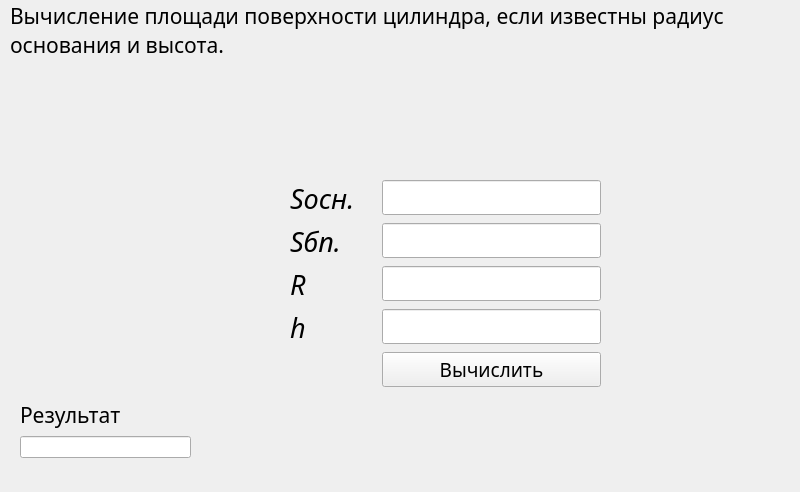
This is ui/ui_ui/surface_area_cylinder_base_r_h_Window.ui in Iwlj4s/Testing_Practical_work1 as Qt 5 draws it before an edit. The edited form follows.
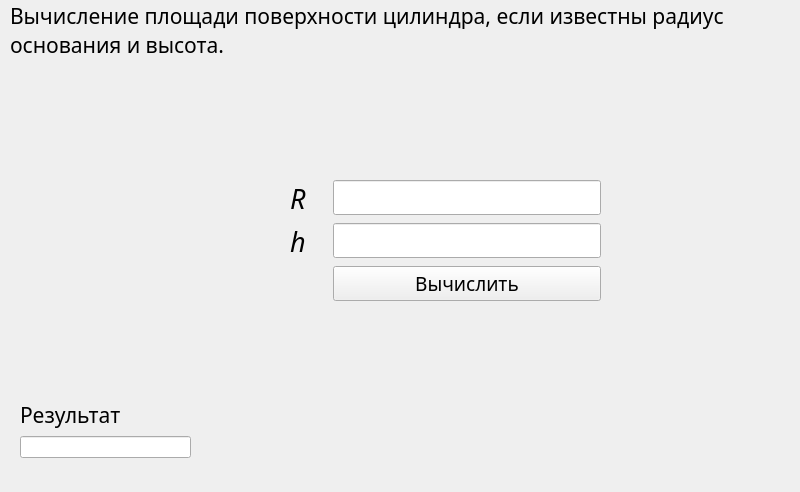
This is the edited form. Icons and pictures are not drawn.

```diff
--- a/ui/ui_ui/surface_area_cylinder_base_r_h_Window.ui
+++ b/ui/ui_ui/surface_area_cylinder_base_r_h_Window.ui
@@ -42,7 +42,7 @@
       <x>270</x>
       <y>160</y>
       <width>361</width>
-      <height>251</height>
+      <height>181</height>
      </rect>
     </property>
     <layout class="QFormLayout" name="input_frame">
@@ -58,65 +58,7 @@
      <property name="bottomMargin">
       <number>20</number>
      </property>
-     <item row="0" column="1">
-      <widget class="QLineEdit" name="Smain_input">
-       <property name="font">
-        <font>
-         <family>Source Code Pro</family>
-         <pointsize>14</pointsize>
-         <italic>false</italic>
-         <bold>false</bold>
-        </font>
-       </property>
-       <property name="text">
-        <string/>
-       </property>
-      </widget>
-     </item>
      <item row="0" column="0">
-      <widget class="QLabel" name="Smain_label">
-       <property name="font">
-        <font>
-         <family>Source Code Pro Medium</family>
-         <pointsize>20</pointsize>
-         <italic>true</italic>
-        </font>
-       </property>
-       <property name="text">
-        <string>Sосн.   </string>
-       </property>
-      </widget>
-     </item>
-     <item row="1" column="0">
-      <widget class="QLabel" name="Sbp_label">
-       <property name="font">
-        <font>
-         <family>Source Code Pro Medium</family>
-         <pointsize>20</pointsize>
-         <italic>true</italic>
-        </font>
-       </property>
-       <property name="text">
-        <string>Sбп.   </string>
-       </property>
-      </widget>
-     </item>
-     <item row="1" column="1">
-      <widget class="QLineEdit" name="Sbp_input">
-       <property name="font">
-        <font>
-         <family>Source Code Pro</family>
-         <pointsize>14</pointsize>
-         <italic>false</italic>
-         <bold>false</bold>
-        </font>
-       </property>
-       <property name="text">
-        <string/>
-       </property>
-      </widget>
-     </item>
-     <item row="2" column="0">
       <widget class="QLabel" name="R_label">
        <property name="font">
         <font>
@@ -130,7 +72,7 @@
        </property>
       </widget>
      </item>
-     <item row="2" column="1">
+     <item row="0" column="1">
       <widget class="QLineEdit" name="R_input">
        <property name="font">
         <font>
@@ -145,7 +87,7 @@
        </property>
       </widget>
      </item>
-     <item row="3" column="0">
+     <item row="1" column="0">
       <widget class="QLabel" name="h_label">
        <property name="font">
         <font>
@@ -159,7 +101,7 @@
        </property>
       </widget>
      </item>
-     <item row="3" column="1">
+     <item row="1" column="1">
       <widget class="QLineEdit" name="h_input">
        <property name="font">
         <font>
@@ -174,7 +116,7 @@
        </property>
       </widget>
      </item>
-     <item row="4" column="1">
+     <item row="2" column="1">
       <widget class="QPushButton" name="surface_area_cylinder_base_r_h_result_button">
        <property name="font">
         <font>
```
